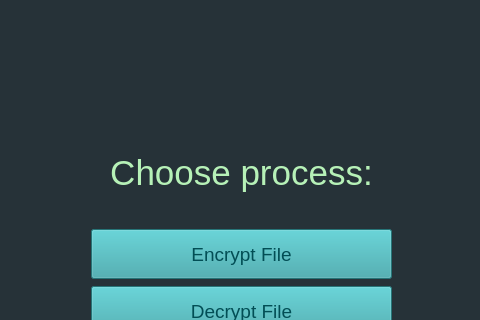
Above: assets/ui/main_window.ui from Victor-Nikliaiev/RSA-4096-Encryption-Manager before the change; both pictures show x 118 to 598 and y 153 to 473 of the 719 by 577 pixel window. Below: the same form after it.
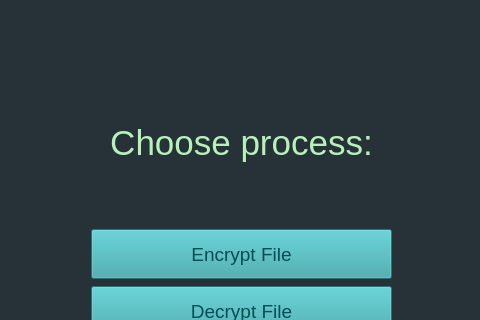
That is the form after the change. Icons and pictures are not drawn.

Commit message: Changed some design and translations

Diff of the .ui file:
```diff
--- a/assets/ui/main_window.ui
+++ b/assets/ui/main_window.ui
@@ -86,6 +86,22 @@
         </property>
        </widget>
       </item>
+      <item>
+       <spacer name="verticalSpacer_2">
+        <property name="orientation">
+         <enum>Qt::Orientation::Vertical</enum>
+        </property>
+        <property name="sizeType">
+         <enum>QSizePolicy::Policy::Fixed</enum>
+        </property>
+        <property name="sizeHint" stdset="0">
+         <size>
+          <width>20</width>
+          <height>30</height>
+         </size>
+        </property>
+       </spacer>
+      </item>
       <item>
        <layout class="QHBoxLayout" name="horizontalLayout">
         <property name="spacing">
```
The commit also changes 6 other files.
